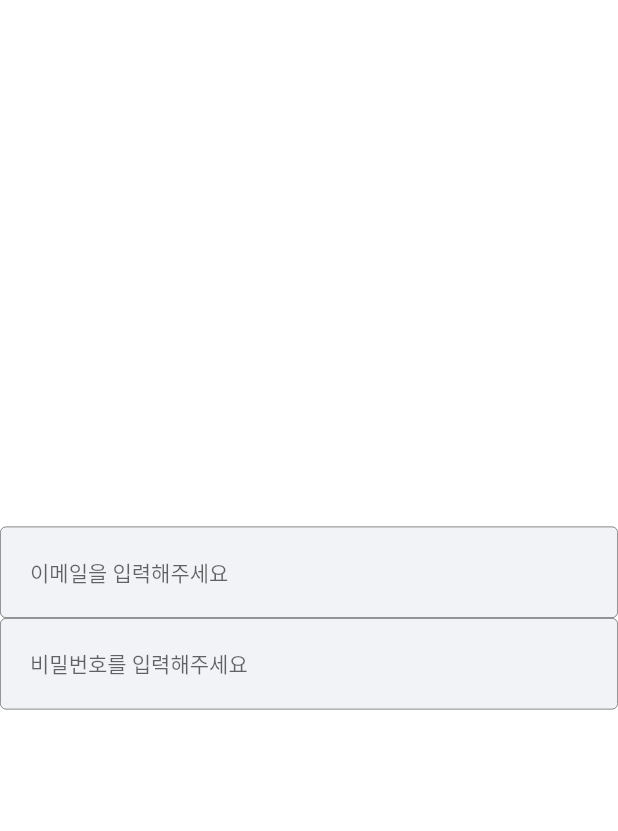
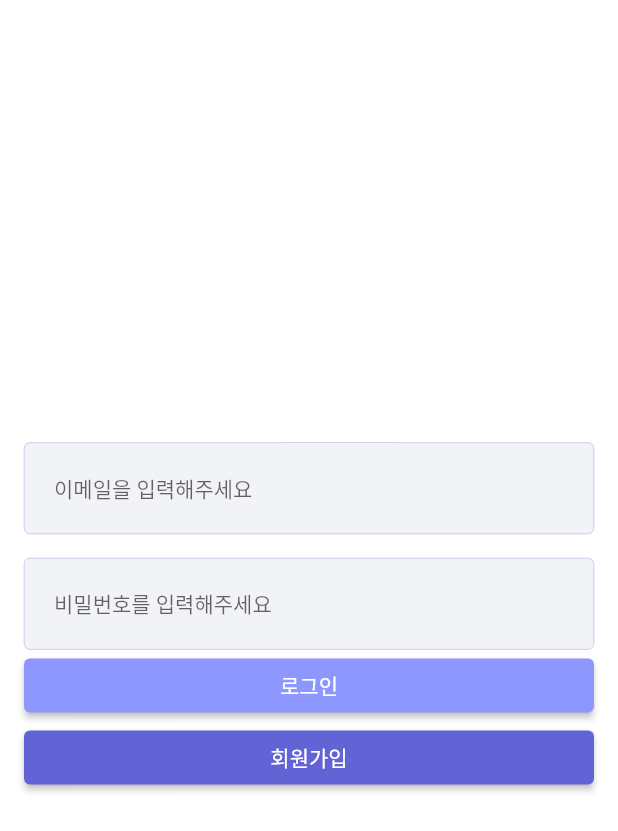
Before and after one commit to haruachm/App-ShoppingMall, a Flutter app: the screen it shows after launch, on a phone screen of 412 x 824 dp. Shown: the top 831 px of the screen. Run offline on Flutter 3.47's test engine with Material 2 defaults, Android fonts, the phone set to English and light mode, and no system bars; our stand-ins replace dio.

Commit message:
feat: 로그인 화면 구현

```diff
--- a/lib/common/component/custom_text_form_field.dart
+++ b/lib/common/component/custom_text_form_field.dart
@@ -20,8 +20,8 @@ class CustomTextFormField extends StatelessWidget {
   Widget build(BuildContext context) {
     final baseBorder = OutlineInputBorder(
       borderSide: BorderSide(
-        color: inputBorderColor,
-        width: 0.5,
+        color: secondaryColor,
+        width: 0.2,
       ),
     );
 
--- a/lib/signup/view/login_screen.dart
+++ b/lib/signup/view/login_screen.dart
@@ -2,25 +2,50 @@ import 'package:flutter/material.dart';
 import 'package:flutter/src/widgets/framework.dart';
 import 'package:flutter/src/widgets/placeholder.dart';
 import 'package:shopping_mall/common/component/custom_text_form_field.dart';
+import 'package:shopping_mall/common/const/colors.dart';
 import 'package:shopping_mall/common/layout/default_layout.dart';
+import 'package:dio/dio.dart';
 
 class LoginScreen extends StatelessWidget {
   const LoginScreen({super.key});
 
   @override
   Widget build(BuildContext context) {
+    final dio = Dio();
+
     return DefaultLayout(
+      child: SafeArea(
+        child: Padding(
+          padding: const EdgeInsets.all(16.0),
           child: Column(
             mainAxisAlignment: MainAxisAlignment.center,
+            crossAxisAlignment: CrossAxisAlignment.stretch,
             children: [
               CustomTextFormField(
                 hintText: '이메일을 입력해주세요',
               ),
+              const SizedBox(height: 16.0),
               CustomTextFormField(
                 hintText: '비밀번호를 입력해주세요',
                 obscureText: true,
               ),
+              ElevatedButton(
+                onPressed: () async {},
+                style: ElevatedButton.styleFrom(
+                  backgroundColor: primaryColor,
+                ),
+                child: Text('로그인'),
+              ),
+              ElevatedButton(
+                onPressed: () {},
+                style: ElevatedButton.styleFrom(
+                  backgroundColor: secondaryColor,
+                ),
+                child: Text('회원가입'),
+              )
             ],
+          ),
+        ),
       ),
     );
   }
--- a/pubspec.yaml
+++ b/pubspec.yaml
@@ -45,6 +45,7 @@ dev_dependencies:
   # package. See that file for information about deactivating specific lint
   # rules and activating additional ones.
   flutter_lints: ^2.0.0
+  dio: ^5.1.2
 
 # For information on the generic Dart part of this file, see the
 # following page: https://dart.dev/tools/pub/pubspec
```
Also changed, not shown: pubspec.lock. Lines whose indentation alone changed are shown as unchanged.
